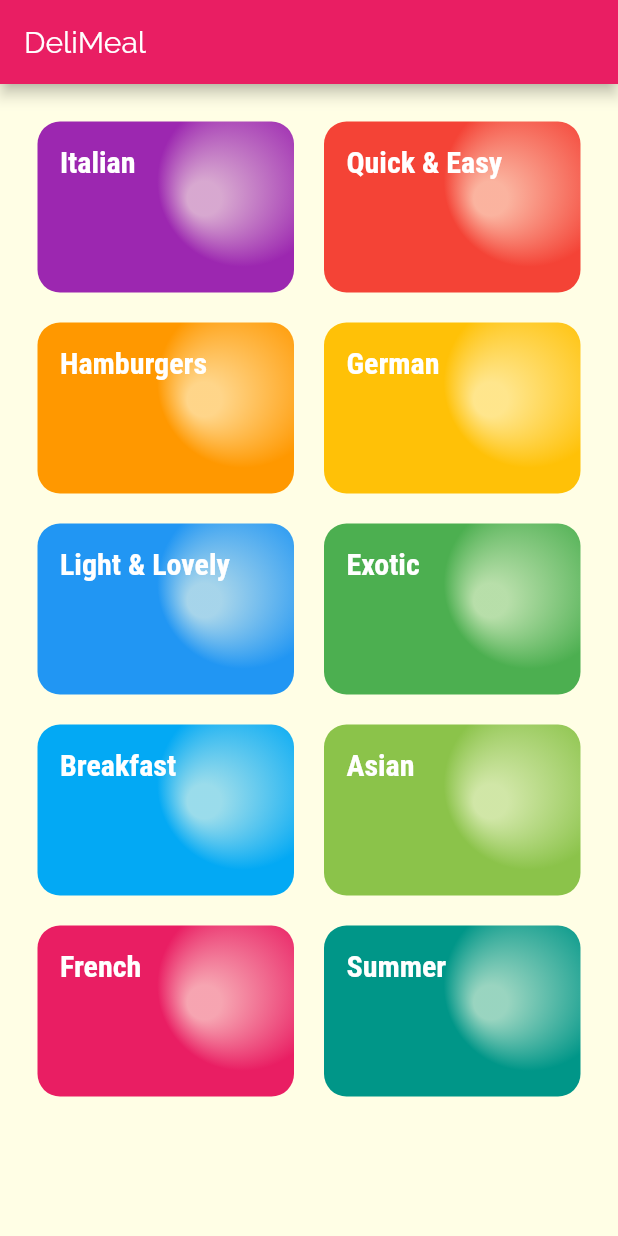
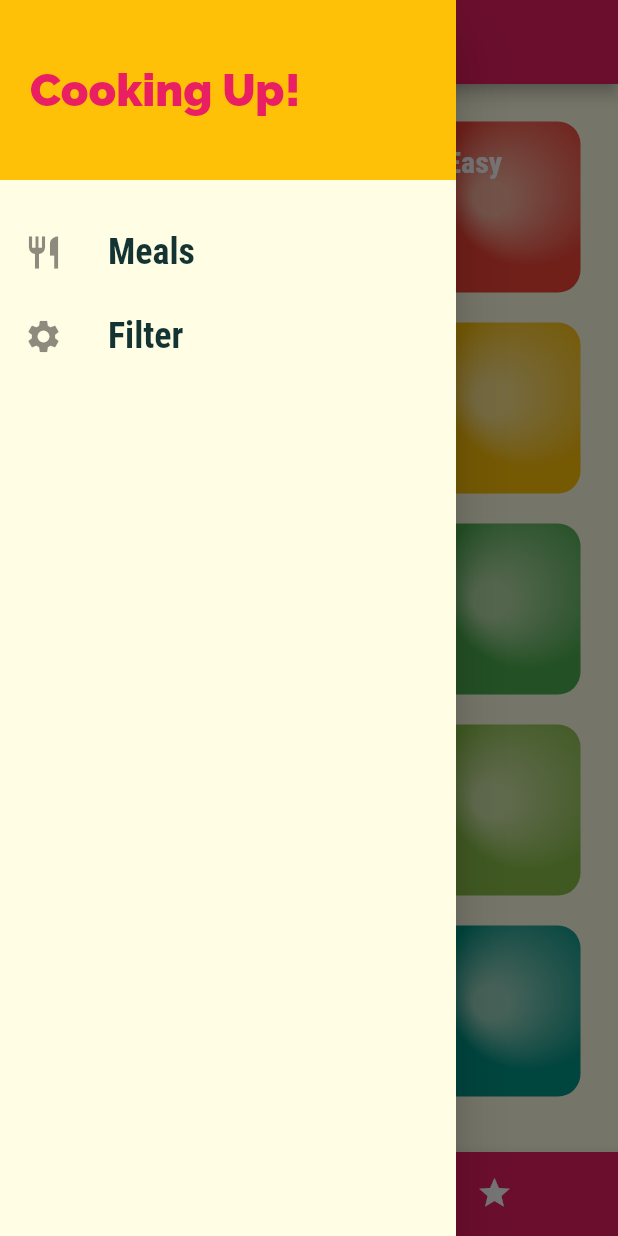
Before and after one commit to zigoval/Deli-Meal, a Flutter app: the screen it shows after launch, with the side drawer open (before the commit the screen has no drawer), on a phone screen of 412 x 824 dp. Run offline on Flutter 3.47's test engine with Material 2 defaults, Android fonts, the phone set to English and light mode, and no system bars.

Commit message:
ft: Add drawer + init favorite screen

```diff
--- a/lib/main.dart
+++ b/lib/main.dart
@@ -2,6 +2,8 @@ import 'package:deli_meal/screens/categories_screen.dart';
 import 'package:deli_meal/screens/category_meals_screen.dart';
 import 'package:deli_meal/screens/meal_detail_screen.dart';
 import 'package:flutter/material.dart';
+
+import 'screens/tabs_screen.dart';
 
 void main() {
   runApp(MyApp());
@@ -34,7 +36,7 @@ class MyApp extends StatelessWidget {
       //home: CategoriesScreen(),
       //initielRoute: '/', // it's default but it could be anypage
       routes: {
-        CategoriesScreen.routeName: (ctx) => CategoriesScreen(),
+        '/': (ctx) => TabsScreen(),
         CategoryMealsScreen.routeName: (ctx) => CategoryMealsScreen(),
         MealDetailScreen.routeName: (ctx) => MealDetailScreen()
       },
--- a/lib/screens/categories_screen.dart
+++ b/lib/screens/categories_screen.dart
@@ -6,11 +6,7 @@ class CategoriesScreen extends StatelessWidget {
   static const routeName = '/';
   @override
   Widget build(BuildContext context) {
-    return Scaffold(
-      appBar: AppBar(
-        title: const Text("DeliMeal"),
-      ),
-      body: GridView(
+    return GridView(
       padding: const EdgeInsets.all(25),
       children: DUMMY_CATEGORIES
           .map(
@@ -23,7 +19,6 @@ class CategoriesScreen extends StatelessWidget {
         crossAxisSpacing: 20,
         mainAxisSpacing: 20,
       ),
-      ),
     );
   }
 }
--- /dev/null
+++ b/lib/screens/tabs_screen.dart
@@ -0,0 +1,61 @@
+import 'package:deli_meal/screens/categories_screen.dart';
+import 'package:deli_meal/widgets/main_drawer.dart';
+import 'package:flutter/material.dart';
+
+import 'favorites_screen.dart';
+
+class TabsScreen extends StatefulWidget {
+  @override
+  _TabsScreenState createState() => _TabsScreenState();
+}
+
+class _TabsScreenState extends State<TabsScreen> {
+  List<Map<String, Object>> _pages = [
+    {
+      'page': CategoriesScreen(),
+      'title': 'Categories',
+    },
+    {
+      'pages': FavoritesScreen(),
+      "title": "Your Favorite",
+    },
+  ];
+  int _selectedPageIndex = 0;
+
+  void _selectPage(int index) {
+    setState(() {
+      _selectedPageIndex = index;
+    });
+  }
+
+  @override
+  Widget build(BuildContext context) {
+    return Scaffold(
+      appBar: AppBar(
+        title: Text(_pages[_selectedPageIndex]['title']),
+      ),
+      drawer: MainDrawer(),
+      body: _pages[_selectedPageIndex]['page'],
+      bottomNavigationBar: BottomNavigationBar(
+        onTap: _selectPage,
+        backgroundColor: Theme.of(context).primaryColor,
+        unselectedItemColor: Colors.white,
+        selectedItemColor: Theme.of(context).accentColor,
+        currentIndex: _selectedPageIndex,
+        type: BottomNavigationBarType.shifting,
+        items: [
+          BottomNavigationBarItem(
+            backgroundColor: Theme.of(context).primaryColor,
+            icon: Icon(Icons.category),
+            label: 'Categories',
+          ),
+          BottomNavigationBarItem(
+            backgroundColor: Theme.of(context).primaryColor,
+            icon: Icon(Icons.star),
+            label: 'Favorites',
+          ),
+        ],
+      ),
+    );
+  }
+}
--- /dev/null
+++ b/lib/widgets/main_drawer.dart
@@ -0,0 +1,48 @@
+import 'package:flutter/material.dart';
+
+class MainDrawer extends StatelessWidget {
+  Widget buildListTile(String title, IconData icon) {
+    return ListTile(
+      leading: Icon(
+        icon,
+        size: 26,
+      ),
+      title: Text(
+        title,
+        style: TextStyle(
+          fontFamily: 'RobotoCondensed',
+          fontSize: 24,
+          fontWeight: FontWeight.bold,
+        ),
+      ),
+      onTap: () {},
+    );
+  }
+
+  @override
+  Widget build(BuildContext context) {
+    return Drawer(
+      child: Column(
+        children: [
+          Container(
+            width: double.infinity,
+            height: 120,
+            padding: EdgeInsets.all(20),
+            alignment: Alignment.centerLeft,
+            color: Theme.of(context).accentColor,
+            child: Text(
+              'Cooking Up!',
+              style: TextStyle(
+                  fontWeight: FontWeight.w900,
+                  fontSize: 30,
+                  color: Theme.of(context).primaryColor),
+            ),
+          ),
+          SizedBox(height: 20),
+          buildListTile('Meals', Icons.restaurant),
+          buildListTile('Filter', Icons.settings)
+        ],
+      ),
+    );
+  }
+}
```
Also changed, not shown: lib/screens/favorites_screen.dart (added, +10 -0 lines), lib/screens/meal_detail_screen.dart (+78 -2 lines). Lines whose indentation alone changed are shown as unchanged.
